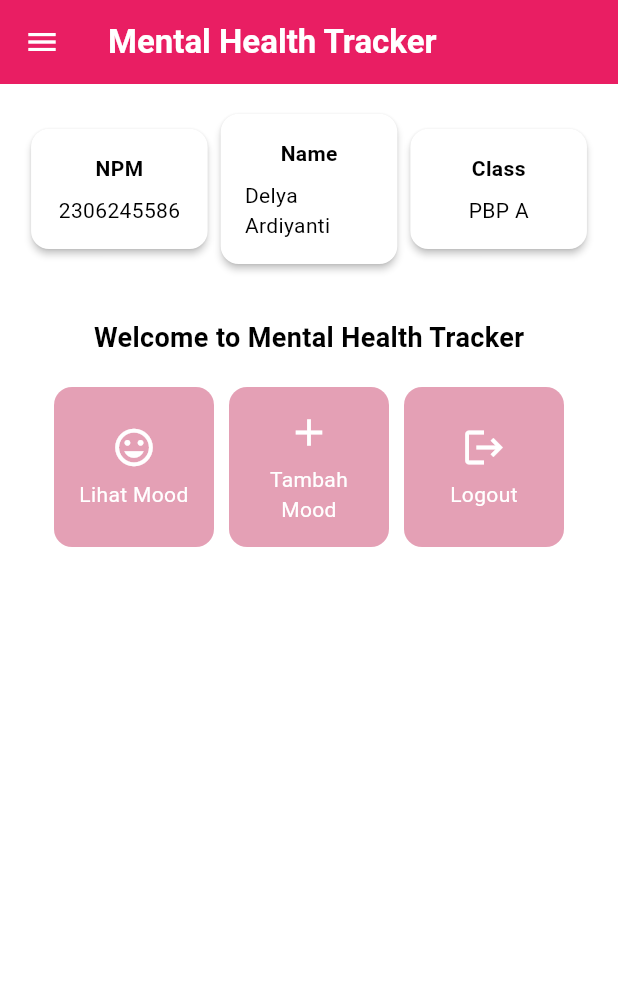
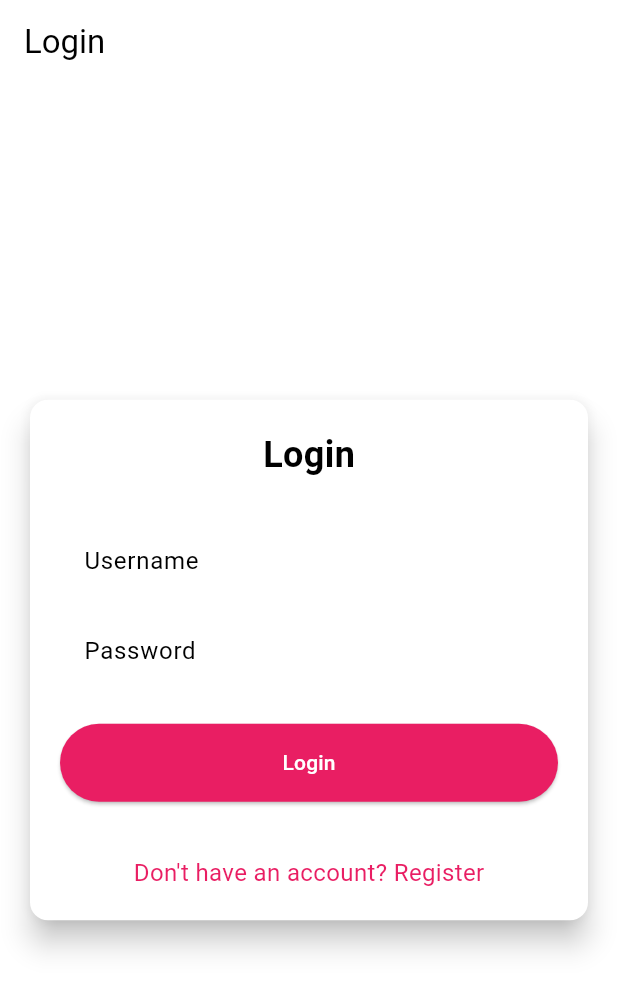
Before and after one commit to 04Delya/mental-health-tracker-mobile, a Flutter app: the screen it shows after launch, on a phone screen of 412 x 824 dp. Shown: the top 991 px of the screen. Run offline on Flutter 3.47's test engine with Material 3 defaults, Android fonts, the phone set to English and light mode, and no system bars; missing offline and left inert: pbp_django_auth.

Commit message:
tutorial 8

```diff
--- a/lib/main.dart
+++ b/lib/main.dart
@@ -1,5 +1,8 @@
 import 'package:flutter/material.dart';
 import 'package:mental_health_tracker/screens/menu.dart';
+import 'package:mental_health_tracker/screens/login.dart';
+import 'package:pbp_django_auth/pbp_django_auth.dart';
+import 'package:provider/provider.dart';
 
 void main() {
   runApp(const MyApp());
@@ -11,9 +14,14 @@ class MyApp extends StatelessWidget {
   // This widget is the root of your application.
   @override
   Widget build(BuildContext context) {
-    return MaterialApp(
-      title: 'Flutter Demo',
-      theme: ThemeData(
+    return Provider(
+      create: (_) {
+        CookieRequest request = CookieRequest();
+        return request;
+      },
+      child: MaterialApp(
+        title: 'Mental Health Tracker',
+        theme: ThemeData(
         // This is the theme of your application.
         //
         // TRY THIS: Try running your application with "flutter run". You'll see
@@ -28,12 +36,13 @@ class MyApp extends StatelessWidget {
         // restart instead.
         // This works for code too, not just values: Most code changes can be
         // tested with just a hot reload.
-        colorScheme: ColorScheme.fromSwatch(
-              primarySwatch: Colors.pink,
-        ).copyWith(secondary: const Color.fromARGB(255, 228, 160, 181)),
-        useMaterial3: true,
+          useMaterial3: true,
+          colorScheme: ColorScheme.fromSwatch(
+            primarySwatch: Colors.pink,
+          ).copyWith(secondary: const Color.fromARGB(255, 228, 160, 181)),
+        ),
+        home: const LoginPage(),
       ),
-      home: MyHomePage(),
     );
   }
 }
--- /dev/null
+++ b/lib/screens/login.dart
@@ -0,0 +1,182 @@
+import 'package:mental_health_tracker/screens/menu.dart';
+import 'package:flutter/material.dart';
+import 'package:pbp_django_auth/pbp_django_auth.dart';
+import 'package:provider/provider.dart';
+// TODO: Import halaman RegisterPage jika sudah dibuat
+import 'package:mental_health_tracker/screens/register.dart';
+
+void main() {
+  runApp(const LoginApp());
+}
+
+class LoginApp extends StatelessWidget {
+  const LoginApp({super.key});
+
+  @override
+  Widget build(BuildContext context) {
+    return MaterialApp(
+      title: 'Login',
+      theme: ThemeData(
+        useMaterial3: true,
+        colorScheme: ColorScheme.fromSwatch(
+          primarySwatch: Colors.deepPurple,
+        ).copyWith(secondary: Colors.deepPurple[400]),
+      ),
+      home: const LoginPage(),
+    );
+  }
+}
+
+class LoginPage extends StatefulWidget {
+  const LoginPage({super.key});
+
+  @override
+  State<LoginPage> createState() => _LoginPageState();
+}
+
+class _LoginPageState extends State<LoginPage> {
+  final TextEditingController _usernameController = TextEditingController();
+  final TextEditingController _passwordController = TextEditingController();
+
+  @override
+  Widget build(BuildContext context) {
+    final request = context.watch<CookieRequest>();
+
+    return Scaffold(
+      appBar: AppBar(
+        title: const Text('Login'),
+      ),
+      body: Center(
+        child: SingleChildScrollView(
+          padding: const EdgeInsets.all(16.0),
+          child: Card(
+            elevation: 8,
+            shape: RoundedRectangleBorder(
+              borderRadius: BorderRadius.circular(12.0),
+            ),
+            child: Padding(
+              padding: const EdgeInsets.all(20.0),
+              child: Column(
+                mainAxisSize: MainAxisSize.min,
+                children: [
+                  const Text(
+                    'Login',
+                    style: TextStyle(
+                      fontSize: 24.0,
+                      fontWeight: FontWeight.bold,
+                    ),
+                  ),
+                  const SizedBox(height: 30.0),
+                  TextField(
+                    controller: _usernameController,
+                    decoration: const InputDecoration(
+                      labelText: 'Username',
+                      hintText: 'Enter your username',
+                      border: OutlineInputBorder(
+                        borderRadius: BorderRadius.all(Radius.circular(12.0)),
+                      ),
+                      contentPadding:
+                          EdgeInsets.symmetric(horizontal: 12.0, vertical: 8.0),
+                    ),
+                  ),
+                  const SizedBox(height: 12.0),
+                  TextField(
+                    controller: _passwordController,
+                    decoration: const InputDecoration(
+                      labelText: 'Password',
+                      hintText: 'Enter your password',
+                      border: OutlineInputBorder(
+                        borderRadius: BorderRadius.all(Radius.circular(12.0)),
+                      ),
+                      contentPadding:
+                          EdgeInsets.symmetric(horizontal: 12.0, vertical: 8.0),
+                    ),
+                    obscureText: true,
+                  ),
+                  const SizedBox(height: 24.0),
+                  ElevatedButton(
+                    onPressed: () async {
+                      String username = _usernameController.text;
+                      String password = _passwordController.text;
+
+                      // Cek kredensial
+                      // TODO: Ganti URL dan jangan lupa tambahkan trailing slash (/) di akhir URL!
+                      // Untuk menyambungkan Android emulator dengan Django pada localhost,
+                      // gunakan URL http://10.0.2.2/
+                      final response = await request
+                          .login("http://127.0.0.1:8000/auth/login/", {
+                        'username': username,
+                        'password': password,
+                      });
+
+                      if (request.loggedIn) {
+                        String message = response['message'];
+                        String uname = response['username'];
+                        if (context.mounted) {
+                          Navigator.pushReplacement(
+                            context,
+                            MaterialPageRoute(
+                                builder: (context) => MyHomePage()),
+                          );
+                          ScaffoldMessenger.of(context)
+                            ..hideCurrentSnackBar()
+                            ..showSnackBar(
+                              SnackBar(
+                                  content:
+                                      Text("$message Selamat datang, $uname.")),
+                            );
+                        }
+                      } else {
+                        if (context.mounted) {
+                          showDialog(
+                            context: context,
+                            builder: (context) => AlertDialog(
+                              title: const Text('Login Gagal'),
+                              content: Text(response['message']),
+                              actions: [
+                                TextButton(
+                                  child: const Text('OK'),
+                                  onPressed: () {
+                                    Navigator.pop(context);
+                                  },
+                                ),
+                              ],
+                            ),
+                          );
+                        }
+                      }
+                    },
+                    style: ElevatedButton.styleFrom(
+                      foregroundColor: Colors.white,
+                      minimumSize: Size(double.infinity, 50),
+                      backgroundColor: Theme.of(context).colorScheme.primary,
+                      padding: const EdgeInsets.symmetric(vertical: 16.0),
+                    ),
+                    child: const Text('Login'),
+                  ),
+                  const SizedBox(height: 36.0),
+                  GestureDetector(
+                    onTap: () {
+                      Navigator.push(
+                        context,
+                        MaterialPageRoute(
+                            builder: (context) => const RegisterPage()),
+                      );
+                    },
+                    child: Text(
+                      'Don\'t have an account? Register',
+                      style: TextStyle(
+                        color: Theme.of(context).colorScheme.primary,
+                        fontSize: 16.0,
+                      ),
+                    ),
+                  ),
+                ],
+              ),
+            ),
+          ),
+        ),
+      ),
+    );
+  }
+}
--- a/pubspec.yaml
+++ b/pubspec.yaml
@@ -35,6 +35,9 @@ dependencies:
   # The following adds the Cupertino Icons font to your application.
   # Use with the CupertinoIcons class for iOS style icons.
   cupertino_icons: ^1.0.8
+  provider: ^6.1.2
+  pbp_django_auth: ^0.4.0
+  http: ^1.2.2
 
 dev_dependencies:
   flutter_test:
```
Also changed, not shown: lib/models/mood_entry.dart (added, +29 -0 lines), lib/screens/list_moodentry.dart (added, +91 -0 lines), lib/screens/register.dart (added, +166 -0 lines), lib/widgets/left_drawer.dart (+12 -0 lines), lib/widgets/mood_card.dart (+8 -0 lines), pubspec.lock, 2 other files.
